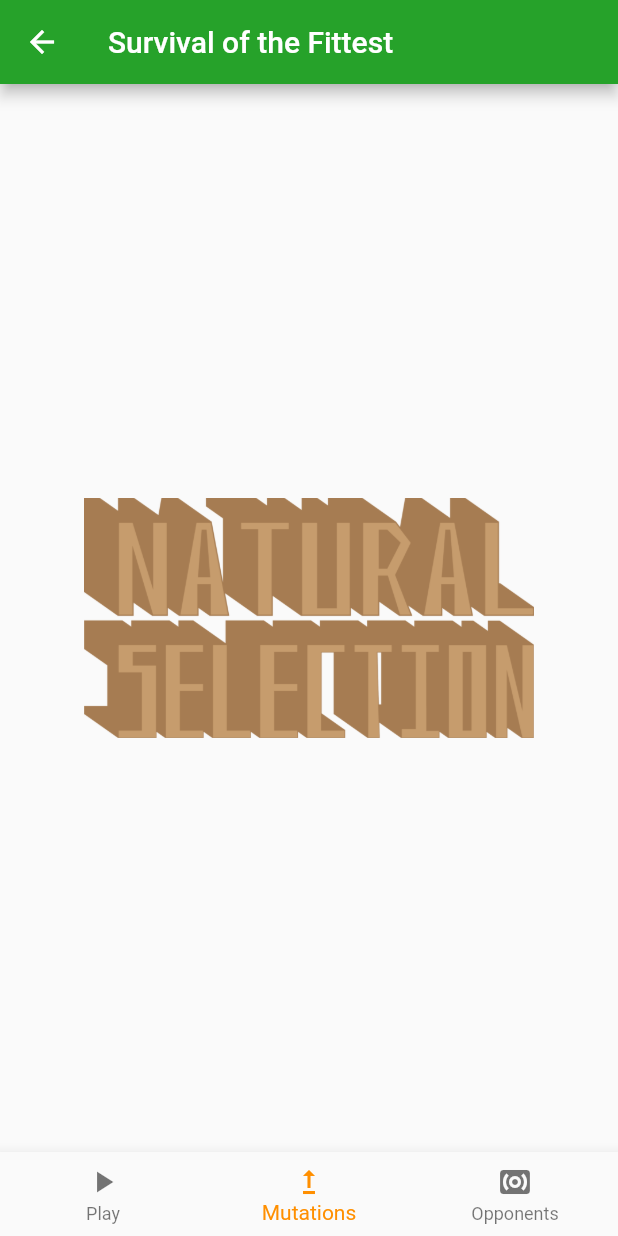
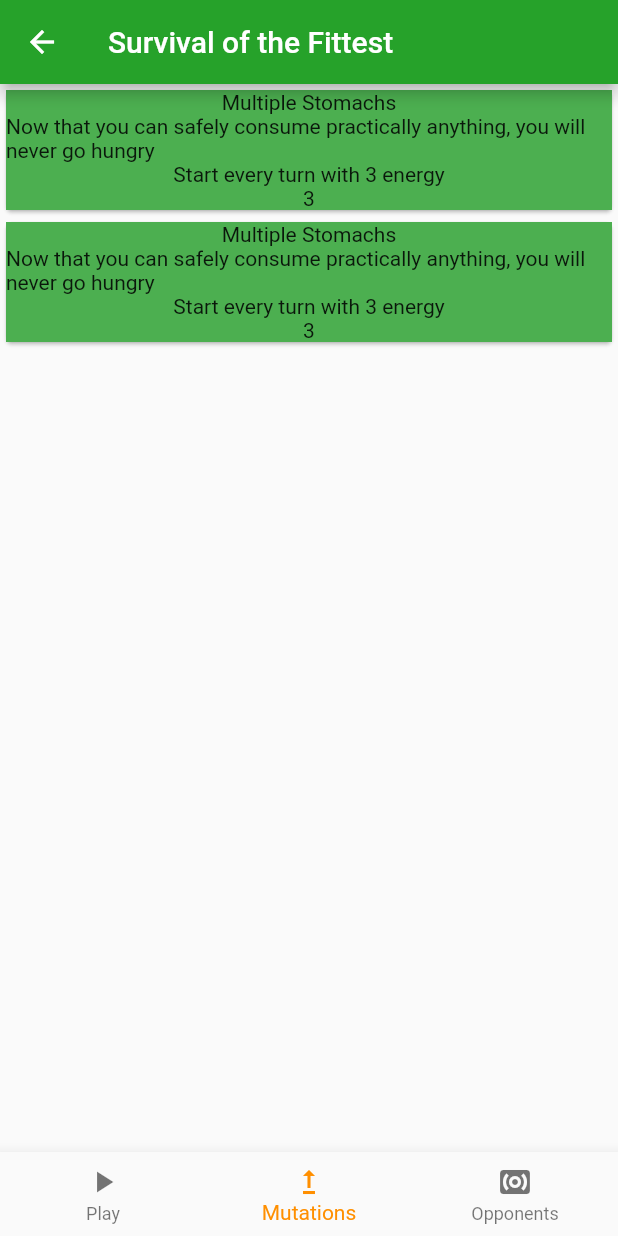
Before and after one commit to LiamWhitenack/MyFirstApp, a Flutter app: the GameScreen screen opened directly, item 2 of the bottom bar chosen, on a phone screen of 412 x 824 dp. Run offline on Flutter 3.47's test engine with Material 2 defaults, Android fonts, the phone set to English and light mode, and no system bars.

Commit message:
made mutation cards with no effects

```diff
--- /dev/null
+++ b/lib/mutation_cards.dart
@@ -0,0 +1,49 @@
+import 'package:myfirstapp/attack_cards.dart';
+import 'package:myfirstapp/players.dart';
+
+import 'species.dart';
+
+List<MutationCardInfo> mutationCards = [multipleStomachsClass, multipleStomachsClass];
+
+MutationCardInfo multipleStomachsClass = MutationCardInfo(
+    name: 'Multiple Stomachs',
+    description: 'Now that you can safely consume practically anything, you will never go hungry',
+    requirementsString: 'Strength > 4, Terrain must be plains',
+    effectsString: 'Start every turn with 3 energy',
+    cost: 3);
+
+class MutationCardInfo {
+  final String name;
+  final String description;
+  final String requirementsString;
+  final String effectsString;
+  final int cost;
+  final Function requirements;
+  final Function beforePreyEffects;
+  final Function afterPreyEffects;
+  final Function startOfTurnEffects;
+  final Function endOfTurnEffects;
+  final Function endOfRoundEffects;
+
+  MutationCardInfo({
+    required this.name,
+    required this.description,
+    required this.requirementsString,
+    required this.effectsString,
+    required this.cost,
+    this.requirements = affordable,
+    this.beforePreyEffects = doNothing,
+    this.afterPreyEffects = doNothing,
+    this.startOfTurnEffects = doNothing,
+    this.endOfTurnEffects = doNothing,
+    this.endOfRoundEffects = doNothing,
+  });
+}
+
+void doNothing(Species player) {
+  return;
+}
+
+bool affordable(Species player, int cost) {
+  return player.energyToSpend >= cost;
+}
--- /dev/null
+++ b/lib/mutation_screen.dart
@@ -0,0 +1,78 @@
+import 'package:flutter/material.dart';
+import 'players.dart';
+import 'species.dart';
+import 'mutation_cards.dart';
+// import 'play_screen.dart';
+import 'decks.dart';
+
+class MutationScreen extends StatelessWidget {
+  const MutationScreen({super.key});
+
+  @override
+  Widget build(BuildContext context) {
+    return Center(
+      child: Center(
+        child: ValueListenableBuilder<int>(
+            valueListenable: selected,
+            builder: (context, value, child) {
+              return Column(
+                children: mutationCardWidgets(mutationCards, selected),
+              );
+            }),
+      ),
+    );
+  }
+}
+
+List<Widget> mutationCardWidgets(List<MutationCardInfo> mutationCards, ValueNotifier selected) {
+  List<Widget> output = [];
+  for (var i = 0; i < mutationCards.length; i++) {
+    output.add(MutationCard(
+      info: mutationCards.elementAt(i),
+      selected: selected,
+      cardNum: i,
+      player: playerOne,
+    ));
+  }
+  return output;
+}
+
+class MutationCard extends StatelessWidget {
+  final MutationCardInfo info;
+  final ValueNotifier selected;
+  final Species player;
+  final int cardNum;
+  const MutationCard({
+    super.key,
+    required this.info,
+    required this.selected,
+    required this.player,
+    required this.cardNum,
+  });
+
+  @override
+  Widget build(BuildContext context) {
+    return Card(
+      child: InkWell(
+        onTap: () {
+          if (info.requirements.call(player, info.cost)) selected.value = cardNum;
+        },
+        child: Container(
+          color: info.requirements.call(player, info.cost)
+              ? selected.value == cardNum
+                  ? Colors.blue
+                  : Colors.green
+              : Colors.lightGreen,
+          child: Column(
+            children: [
+              Text(info.name),
+              Text(info.description),
+              Text(info.effectsString),
+              Text(info.cost.toString()),
+            ],
+          ),
+        ),
+      ),
+    );
+  }
+}
--- a/lib/play_screen.dart
+++ b/lib/play_screen.dart
@@ -6,12 +6,13 @@
 import 'package:myfirstapp/players.dart';
 import 'species.dart';
 import 'attack_cards.dart';
-import 'players.dart';
-import 'card_classes.dart';
+import 'mutation_screen.dart';
+// import 'players.dart';
+// import 'card_classes.dart';
 import 'decks.dart';
 
 void setupGame() {
-  List<Species> PlayerList = [
+  List<Species> playerList = [
     playerOne,
     playerTwo,
     playerThree,
@@ -21,7 +22,7 @@
 class GameScreen extends StatefulWidget {
   // final Species player;
   // final List<Species> playerList = players();
-  GameScreen({super.key});
+  const GameScreen({super.key});
   @override
   State<GameScreen> createState() => _GameScreenState();
 }
@@ -29,7 +30,7 @@
 class _GameScreenState extends State<GameScreen> {
   List<Widget> screenIndex = [
     const PlayScreen(),
-    const LoadingScreen(),
+    const MutationScreen(),
     ViewOpponentScreen(player: playerOne),
   ];
   int _selectedIndex = 0;
@@ -81,11 +82,12 @@
 Completer<void>? nextButtonCompleter;
 
 class _PlayScreenState extends State<PlayScreen> {
-  Future<void> choosePrey() async {
+  Future<void> choosePrey(int cardNum) async {
     Navigator.push(
       context,
       MaterialPageRoute(
         builder: (context) => ChooseOpponentScreen(
+          cardNum: cardNum,
           player: playerOne,
         ),
       ),
@@ -130,7 +132,7 @@
                         if ((selected.value == 999) | !canPlay.value) return;
                         if (cardTypes[intToCardName[selected.value]] == 'attack') {
                           if (!predatorConditions[intToCardName[selected.value]]?.call(playerOne)) return;
-                          await choosePrey();
+                          await choosePrey(selected.value);
                           if (!preyConditions[intToCardName[selected.value]]?.call(prey)) return;
                         }
                         setState(
--- a/lib/players.dart
+++ b/lib/players.dart
@@ -36,7 +36,7 @@
   [],
 );
 Species playerTwo = Species(
-  homoSapiens.elementAt(0),
+  homoSapiens.elementAt(0) - 5,
   homoSapiens.elementAt(1),
   homoSapiens.elementAt(2),
   homoSapiens.elementAt(3),
```
Also changed, not shown: lib/ViewOpponentScreen.dart (+0 -8 lines), lib/attack_cards.dart (+17 -6 lines), lib/card_classes.dart (+4 -4 lines), lib/decks.dart (+8 -7 lines), lib/mutations.dart (deleted, +0 -70 lines).
